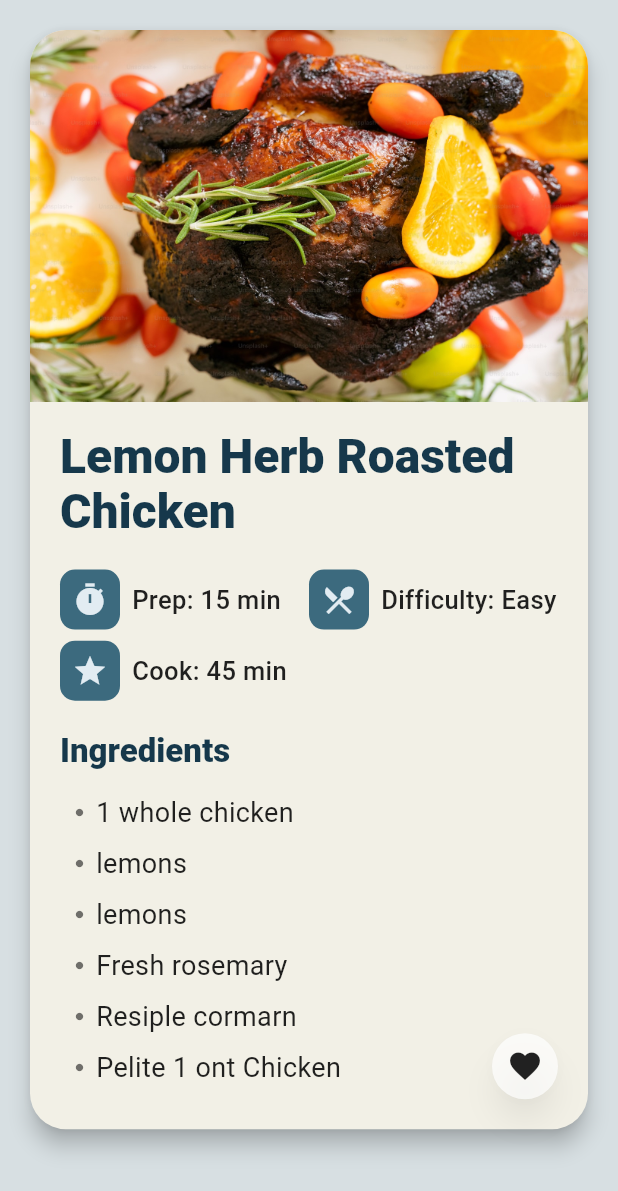
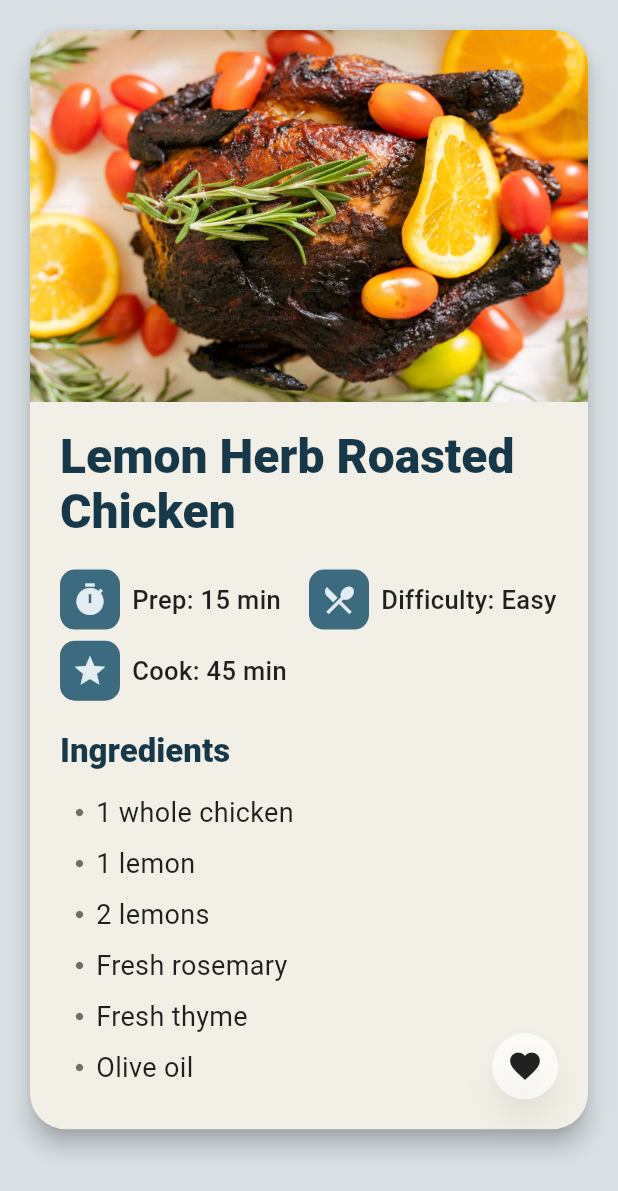
Before and after one commit to ahdzlee/flutter_spelec1b_2025, a Flutter app: the screen it shows after launch, on a phone screen of 412 x 824 dp. Shown: the top 1191 px of the screen. Run offline on Flutter 3.47's test engine with Material 3 defaults, Android fonts, the phone set to English and light mode, and no system bars.

Commit message:
resolve AI code review comments

```diff
--- a/lib/exer01/bullet_item.dart
+++ b/lib/exer01/bullet_item.dart
@@ -13,9 +13,9 @@ class BulletItem extends StatelessWidget {
         mainAxisAlignment: MainAxisAlignment.start,
         crossAxisAlignment: CrossAxisAlignment.center,
         children: [
-          Padding(
-            padding: const EdgeInsets.only(left: 10),
-            child: const Icon(Icons.circle, size: 6, color: Colors.black54),
+          const Padding(
+            padding: EdgeInsets.only(left: 10),
+            child: Icon(Icons.circle, size: 6, color: Colors.black54),
           ),
           const SizedBox(width: 8),
           Expanded(
--- a/lib/exer01/recipe_card.dart
+++ b/lib/exer01/recipe_card.dart
@@ -82,11 +82,11 @@ class RecipeCard extends StatelessWidget {
                     ),
                     const SizedBox(height: 10),
                     const BulletItem(text: '1 whole chicken'),
-                    const BulletItem(text: 'lemons'),
-                    const BulletItem(text: 'lemons'),
+                    const BulletItem(text: '1 lemon'),
+                    const BulletItem(text: '2 lemons'),
                     const BulletItem(text: 'Fresh rosemary'),
-                    const BulletItem(text: 'Resiple cormarn'),
-                    const BulletItem(text: 'Pelite 1 ont Chicken'),
+                    const BulletItem(text: 'Fresh thyme'),
+                    const BulletItem(text: 'Olive oil'),
                   ],
                 ),
               ),
```
